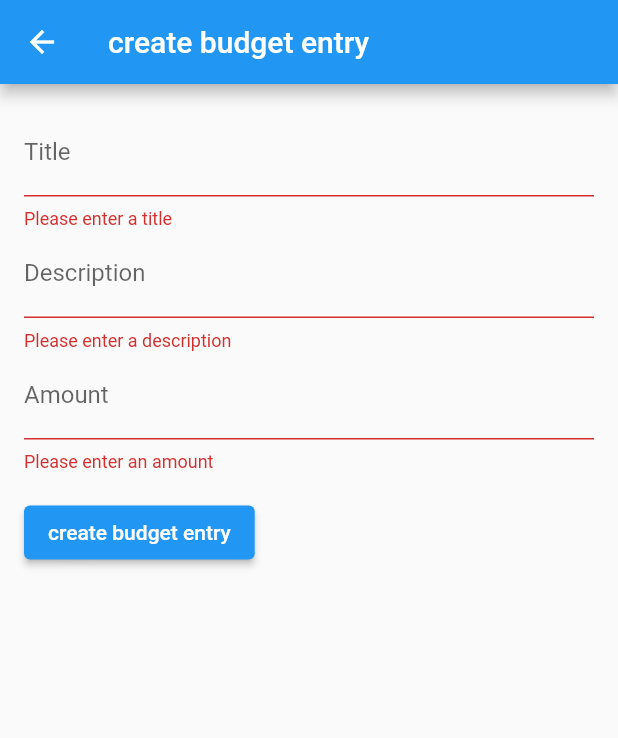
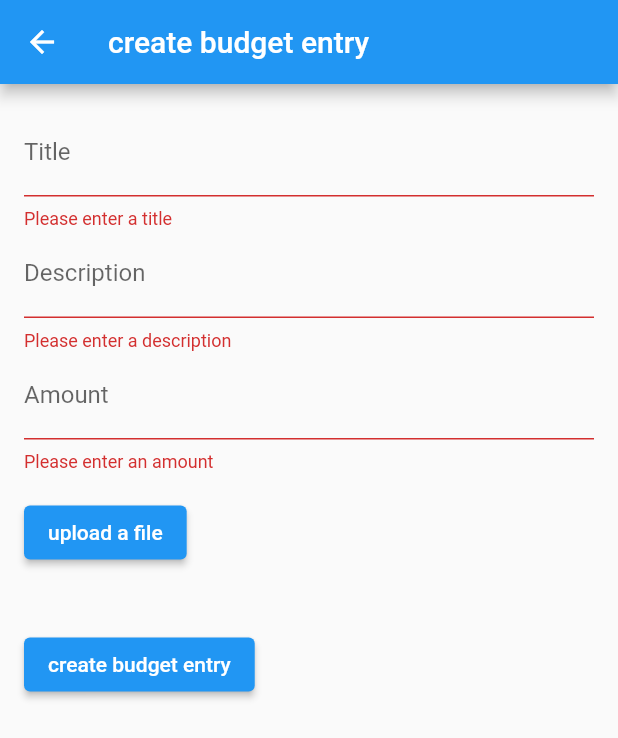
Before and after one commit to dnys1/dartgapost, a Flutter app: the Managebudgetentry screen opened directly, after a tap on "create budget entry", on a phone screen of 412 x 824 dp. Shown: the top 738 px of the screen. Run offline on Flutter 3.47's test engine with Material 2 defaults, Android fonts, the light colour scheme and no system bars; our stand-ins replace file_picker; missing offline and left inert: amplify_api, amplify_auth_cognito, amplify_authenticator, amplify_core, amplify_flutter, amplify_storage_s3.

Commit message:
fixed up upload.

```diff
--- a/lib/homepage.dart
+++ b/lib/homepage.dart
@@ -81,8 +81,10 @@ class _HomepageState extends State<Homepage> {
                     Row(
                       mainAxisAlignment: MainAxisAlignment.center,
                       children: [
-                        const Text("Total Budget: "),
-                        Text("\$ ${calculateTotalBudget(budgetEntries)}"),
+                        Text(
+                          "Total Budget: \$ ${calculateTotalBudget(budgetEntries)}",
+                          style: const TextStyle(fontSize: 24.0),
+                        )
                       ],
                     ),
                   ],
--- a/lib/managebudgetentry.dart
+++ b/lib/managebudgetentry.dart
@@ -3,6 +3,8 @@ import 'package:amplify_flutter/amplify_flutter.dart';
 import 'package:dartgapost/homepage.dart';
 import 'package:dartgapost/models/ModelProvider.dart';
 import 'package:flutter/material.dart';
+import 'package:file_picker/file_picker.dart';
+import 'package:amplify_storage_s3/amplify_storage_s3.dart';
 
 class Managebudgetentry extends StatefulWidget {
   final BudgetEntry? budgetEntry;
@@ -20,14 +22,34 @@ class _ManagebudgetentryState extends State<Managebudgetentry> {
   final TextEditingController _descriptionController = TextEditingController();
   final TextEditingController _amountController = TextEditingController();
 
+  PlatformFile? _platformFile;
+
+  bool wasImageUpdated = false;
+
+  BudgetEntry? _budgetEntry;
+
+  bool? _isCreateFlag = false;
+
+  String? _titleText;
+
   @override
   void initState() {
-    super.initState();
     if (widget.budgetEntry != null) {
       _titleController.text = widget.budgetEntry!.title!;
       _descriptionController.text = widget.budgetEntry!.description ?? '';
       _amountController.text = widget.budgetEntry!.amount?.toString() ?? '';
+      _budgetEntry = widget.budgetEntry!;
+      _isCreateFlag = false;
+      _titleText = 'update budget entry';
+      // if (widget.budgetEntry!.attachmentKey != null) {
+
+      // }
+    } else {
+      _titleText = 'create budget entry';
+      _isCreateFlag = true;
     }
+
+    super.initState();
   }
 
   @override
@@ -46,21 +68,101 @@ class _ManagebudgetentryState extends State<Managebudgetentry> {
     );
   }
 
+  Future<String> uploadToS3() async {
+    try {
+      final result = await Amplify.Storage.uploadFile(
+        localFile: AWSFile.fromData(_platformFile!.bytes!),
+        key: _platformFile!.name,
+        options:
+            const S3UploadFileOptions(accessLevel: StorageAccessLevel.private),
+        onProgress: (progress) {
+          safePrint('Fraction completed: ${progress.fractionCompleted}');
+        },
+      ).result;
+      safePrint('Successfully uploaded file: ${result.uploadedItem.key}');
+      return result.uploadedItem.key;
+    } on StorageException catch (e) {
+      safePrint('Error uploading file: $e');
+    }
+    return "";
+  }
+
+  Future<void> pickImage() async {
+    final result = await FilePicker.platform.pickFiles(
+      type: FileType.image,
+      // allowedExtensions: ['jpg', 'png', 'gif'],
+    );
+    if (result != null && result.files.isNotEmpty) {
+      setState(() {
+        _platformFile = result.files.single;
+        wasImageUpdated = true;
+        // final readStream = _platformFile!.readStream;
+        // final bytes = <int>[];
+        // await for (var chunk in readStream!) {
+        //   bytes.addAll(chunk);
+        // }
+        // _imageBytes = bytes as Uint8List?;
+      });
+    } else {
+      return;
+    }
+  }
+
+  Future<void> submitForm() async {
+    if (_formKey.currentState!.validate()) {
+      // Form is valid, submit the data
+      final title = _titleController.text;
+      final description = _descriptionController.text;
+      final amount = double.parse(_amountController.text);
+
+      if (_isCreateFlag != null && _isCreateFlag!) {
+        //upload file to S3
+        final String key = await uploadToS3();
+        //Grab S3 file key
+
+        // Create a new budget entry
+        final newEntry = BudgetEntry(
+            title: title,
+            description: description.isNotEmpty ? description : null,
+            amount: amount,
+            attachmentKey: key);
+        final request = ModelMutations.create(newEntry);
+        final response = await Amplify.API.mutate(request: request).response;
+        final createdBudgetEntry = response.data;
+        if (createdBudgetEntry == null) {
+          safePrint('errors: ${response.errors}');
+          return;
+        }
+        safePrint('Mutation result: ${createdBudgetEntry.title}');
+        if (!mounted) return;
+        navigateToHomepage(context);
+      } else {
+        //update budgetEntry instead
+        final String key = await uploadToS3();
+        final updateBudgetEntry = _budgetEntry!.copyWith(
+          title: title,
+          description: description.isNotEmpty ? description : null,
+          amount: amount,
+          attachmentKey: key,
+        );
+        final request = ModelMutations.update(updateBudgetEntry);
+        final response = await Amplify.API.mutate(request: request).response;
+        safePrint('Response: $response');
+        if (!mounted) return;
+        navigateToHomepage(context);
+      }
+    }
+  }
+
   @override
   Widget build(BuildContext context) {
-    final BudgetEntry? budgetEntry = widget.budgetEntry;
-
-    bool isCreateFlag = budgetEntry == null ? true : false;
-
-    final String titleText =
-        isCreateFlag == false ? 'update budget entry' : 'create budget entry';
-
     return Scaffold(
       appBar: AppBar(
-        title: Text(titleText),
+        title: Text(_titleText!),
       ),
       body: Padding(
         padding: const EdgeInsets.all(16.0),
+        child: SingleChildScrollView(
           child: Form(
             key: _formKey,
             child: Column(
@@ -108,51 +210,28 @@ class _ManagebudgetentryState extends State<Managebudgetentry> {
                 ),
                 const SizedBox(height: 16.0),
                 ElevatedButton(
-                onPressed: () async {
-                  if (_formKey.currentState!.validate()) {
-                    // Form is valid, submit the data
-                    final title = _titleController.text;
-                    final description = _descriptionController.text;
-                    final amount = double.parse(_amountController.text);
-
-                    if (isCreateFlag) {
-                      // Create a new budget entry
-                      final newEntry = BudgetEntry(
-                        title: title,
-                        description:
-                            description.isNotEmpty ? description : null,
-                        amount: amount,
-                      );
-                      final request = ModelMutations.create(newEntry);
-                      final response =
-                          await Amplify.API.mutate(request: request).response;
-                      final createdBudgetEntry = response.data;
-                      if (createdBudgetEntry == null) {
-                        safePrint('errors: ${response.errors}');
-                        return;
-                      }
-                      safePrint('Mutation result: ${createdBudgetEntry.title}');
-                      if (!mounted) return;
-                      navigateToHomepage(context);
-                    } else {
-                      //update budgetEntry instead
-                      final updateBudgetEntry = budgetEntry.copyWith(
-                          title: title,
-                          description:
-                              description.isNotEmpty ? description : null,
-                          amount: amount);
-                      final request = ModelMutations.update(updateBudgetEntry);
-                      final response =
-                          await Amplify.API.mutate(request: request).response;
-                      safePrint('Response: $response');
-                      if (!mounted) return;
-                      navigateToHomepage(context);
-                    }
-                  }
-                },
-                child: Text(titleText),
+                  onPressed: pickImage,
+                  child: const Text("upload a file"),
+                ),
+                const SizedBox(
+                  height: 20,
+                ),
+                _platformFile != null
+                    ? Image.memory(
+                        _platformFile!.bytes!,
+                        height: 200,
+                        width: 200,
+                      )
+                    : Container(),
+                const SizedBox(
+                  height: 20,
+                ),
+                ElevatedButton(
+                  onPressed: submitForm,
+                  child: Text(_titleText!),
                 ),
               ],
+            ),
           ),
         ),
       ),
--- a/pubspec.yaml
+++ b/pubspec.yaml
@@ -36,6 +36,7 @@ dependencies:
   amplify_authenticator: ^1.0.0-0
   amplify_api: ^1.0.0-0
   amplify_storage_s3: ^1.0.0-0
+  file_picker: ^5.2.7
 
   # The following adds the Cupertino Icons font to your application.
   # Use with the CupertinoIcons class for iOS style icons.
```
Also changed, not shown: lib/main.dart (+6 -2 lines), pubspec.lock. Lines whose indentation alone changed are shown as unchanged.
